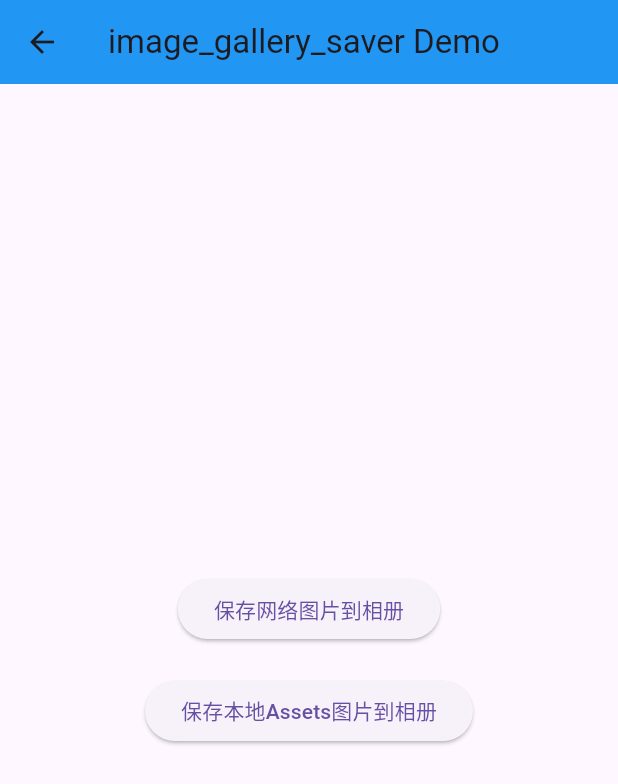
After one commit to haoyuedada/my_app_3_35, a Flutter app: the ImageGallerySaverDemo screen opened directly, on a phone screen of 412 x 824 dp. The commit adds this screen. Shown: the top 784 px of the screen. Run offline on Flutter 3.47's test engine with Material 3 defaults, Android fonts, the phone set to English and light mode, and no system bars; our stand-ins replace audioplayers, connectivity_plus, device_info_plus, flutter_local_notifications, flutter_widget_from_html_core, fluttertoast and 2 more; missing offline and left inert: flutter_inappwebview.

Commit message:
add image_gallery_saver

```diff
--- /dev/null
+++ b/lib/samples/image_gallery_saver_demo.dart
@@ -0,0 +1,70 @@
+import 'dart:typed_data';
+import 'package:http/http.dart' as http;
+import 'package:flutter/material.dart';
+import 'package:image_gallery_saver/image_gallery_saver.dart';
+import 'package:flutter/services.dart';
+
+class ImageGallerySaverDemo extends StatelessWidget {
+  @override
+  Widget build(BuildContext context) {
+    return Scaffold(
+      appBar: AppBar(
+        title: Text('image_gallery_saver Demo'),
+        backgroundColor: Colors.blue,
+      ),
+      body: Center(
+        child: Column(
+          mainAxisAlignment: MainAxisAlignment.center,
+          children: [
+            ElevatedButton(
+              onPressed: () async {
+                try {
+                  // 从网络下载图片并保存到相册
+                  const url = 'https://picsum.photos/200';
+                  // 先下载图片为Uint8List
+                  final http.Response response = await http.get(Uri.parse(url));
+                  final result = await ImageGallerySaver.saveImage(response.bodyBytes);
+                  _showResult(context, result);
+                } catch (e) {
+                  _showError(context, e.toString());
+                }
+              },
+              child: Text('保存网络图片到相册'),
+            ),
+            SizedBox(height: 20),
+            ElevatedButton(
+              onPressed: () async {
+                try {
+                  // 从assets加载图片并保存到相册
+                  final ByteData data = await rootBundle.load('assets/fig-without-poppy.jpeg');
+                  final Uint8List bytes = data.buffer.asUint8List();
+                  final result = await ImageGallerySaver.saveImage(bytes);
+                  _showResult(context, result);
+                } catch (e) {
+                  _showError(context, e.toString());
+                }
+              },
+              child: Text('保存本地Assets图片到相册'),
+            ),
+          ],
+        ),
+      ),
+    );
+  }
+
+  void _showResult(BuildContext context, dynamic result) {
+    if (result != null && result['isSuccess'] == true) {
+      ScaffoldMessenger.of(context).showSnackBar(
+        SnackBar(content: Text('图片保存成功')),
+      );
+    } else {
+      _showError(context, '图片保存失败: ${result?.toString() ?? '未知错误'}');
+    }
+  }
+
+  void _showError(BuildContext context, String error) {
+    ScaffoldMessenger.of(context).showSnackBar(
+      SnackBar(content: Text('错误: $error')),
+    );
+  }
+}
--- a/lib/samples/library_test_home.dart
+++ b/lib/samples/library_test_home.dart
@@ -8,6 +8,7 @@ import 'flutter_widget_from_html_core_demo.dart';
 import 'fluttertoast_demo.dart';
 // import 'image_crop_demo.dart';
 // import 'image_cropper_demo.dart';
+import 'image_gallery_saver_demo.dart';
 
 class LibraryTestHome extends StatefulWidget {
   @override
@@ -71,6 +72,12 @@ class _LibraryTestHomeState extends State<LibraryTestHome> {
     //   keyword: 'image cropper image_cropper 图片 裁剪',
     //   builder: (context) => ImageCropperDemo(),
     // ),
+    FunctionItem(
+      title: 'image_gallery_saver Demo',
+      description: '图片保存到相册功能演示',
+      keyword: 'image gallery saver image_gallery_saver 图片 相册 保存',
+      builder: (context) => ImageGallerySaverDemo(),
+    ),
 ];
 
   @override
@@ -143,7 +150,9 @@ IconData _getIconForFunction(String title) {
   } else if (title.contains('fluttertoast') || title.contains('提示')) {
     return Icons.notifications;
   } else if (title.contains('image_cropper')) {
-    return Icons.crop;
+     return Icons.crop;
+   } else if (title.contains('image_gallery_saver') || title.contains('相册') || title.contains('保存')) {
+     return Icons.save;
   }
   return Icons.apps;
 }
```
Also changed, not shown: pubspec.yaml (+8 -1 lines), pubspec.lock.
